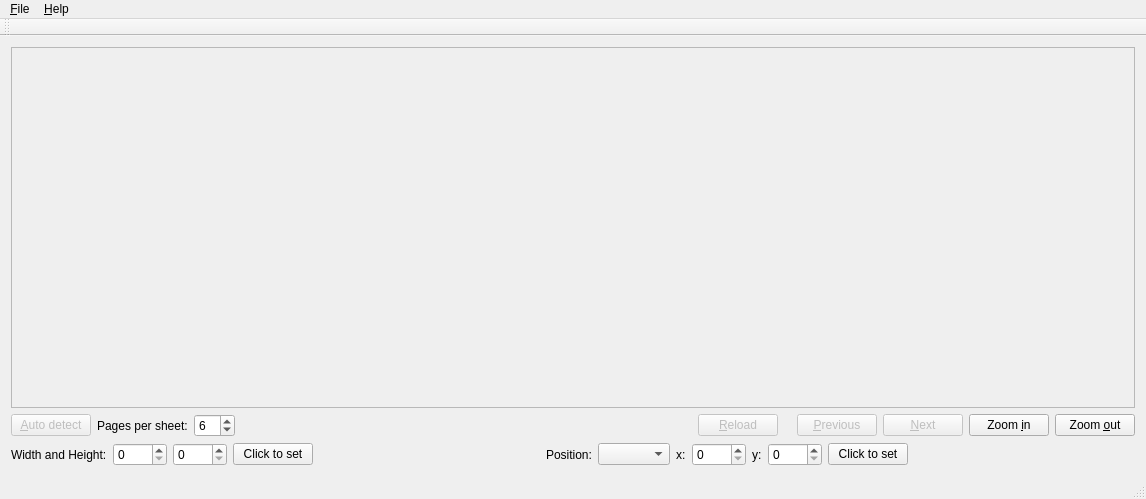
Before: the Qt Designer form pdfhandoutcrop/mainwindow.ui in cges30901/pdfhandoutcrop, drawn with Qt 5.
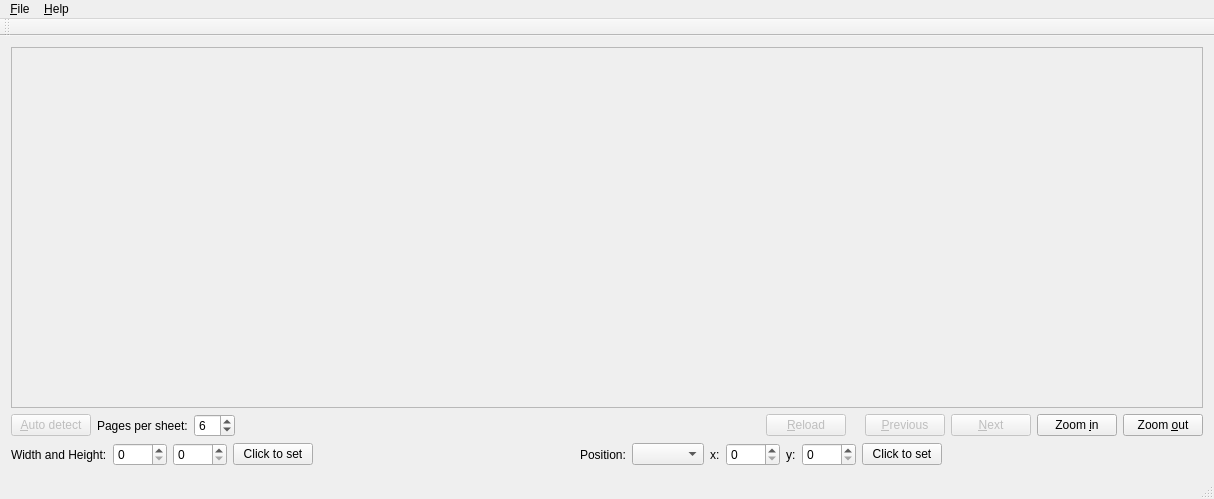
After: the same form once the commit is applied.

Commit message: Crop with PyMuPDF by default

The edit to the form file:
```diff
--- a/pdfhandoutcrop/mainwindow.ui
+++ b/pdfhandoutcrop/mainwindow.ui
@@ -6,7 +6,7 @@
    <rect>
     <x>0</x>
     <y>0</y>
-    <width>1146</width>
+    <width>1214</width>
     <height>499</height>
    </rect>
   </property>
@@ -31,8 +31,8 @@
         <rect>
          <x>0</x>
          <y>0</y>
-         <width>1126</width>
-         <height>327</height>
+         <width>1194</width>
+         <height>324</height>
         </rect>
        </property>
        <layout class="QHBoxLayout" name="horizontalLayout_5">
@@ -270,8 +270,8 @@
     <rect>
      <x>0</x>
      <y>0</y>
-     <width>1146</width>
-     <height>32</height>
+     <width>1214</width>
+     <height>35</height>
     </rect>
    </property>
    <widget class="QMenu" name="menu_File">
```
Left out of the diff: 6 changed lines with no effect on the pictures. The commit also changes 2 other files.
